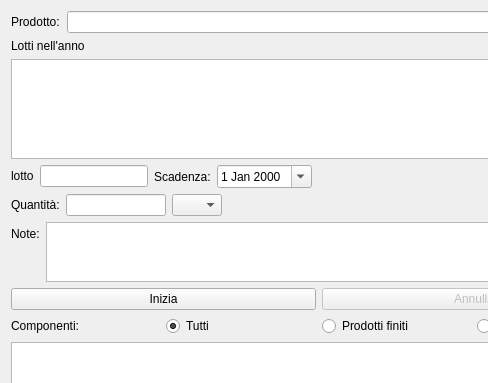
First picture: the form in hpackages.ui, repository fblabs/HamletMODSF, before the edit; both pictures show x 0 to 488 and y 0 to 383 of the 1257 by 832 pixel window.
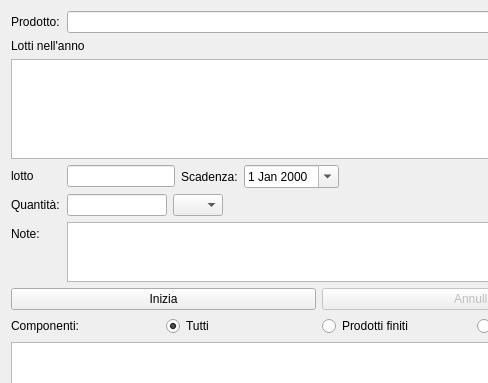
Second picture: the form after the edit. Icons and pictures are not drawn.

Commit message: 2.9.3.1 - Hpackages debugged

The edit to the form file:
```diff
--- a/hpackages.ui
+++ b/hpackages.ui
@@ -89,6 +89,12 @@
               <layout class="QHBoxLayout" name="horizontalLayout_7">
                <item>
                 <widget class="QLabel" name="label_7">
+                 <property name="minimumSize">
+                  <size>
+                   <width>50</width>
+                   <height>0</height>
+                  </size>
+                 </property>
                  <property name="maximumSize">
                   <size>
                    <width>30</width>
@@ -152,6 +158,12 @@
              </item>
              <item row="0" column="0">
               <widget class="QLabel" name="label_6">
+               <property name="minimumSize">
+                <size>
+                 <width>50</width>
+                 <height>0</height>
+                </size>
+               </property>
                <property name="maximumSize">
                 <size>
                  <width>60</width>
@@ -192,6 +204,18 @@
             <layout class="QFormLayout" name="formLayout_3">
              <item row="0" column="0">
               <widget class="QLabel" name="label_5">
+               <property name="minimumSize">
+                <size>
+                 <width>50</width>
+                 <height>0</height>
+                </size>
+               </property>
+               <property name="maximumSize">
+                <size>
+                 <width>60</width>
+                 <height>16777215</height>
+                </size>
+               </property>
                <property name="text">
                 <string>Note:</string>
                </property>
```
Left out of the diff: 6 changed lines with no effect on the pictures. The commit also changes 15 other files.
